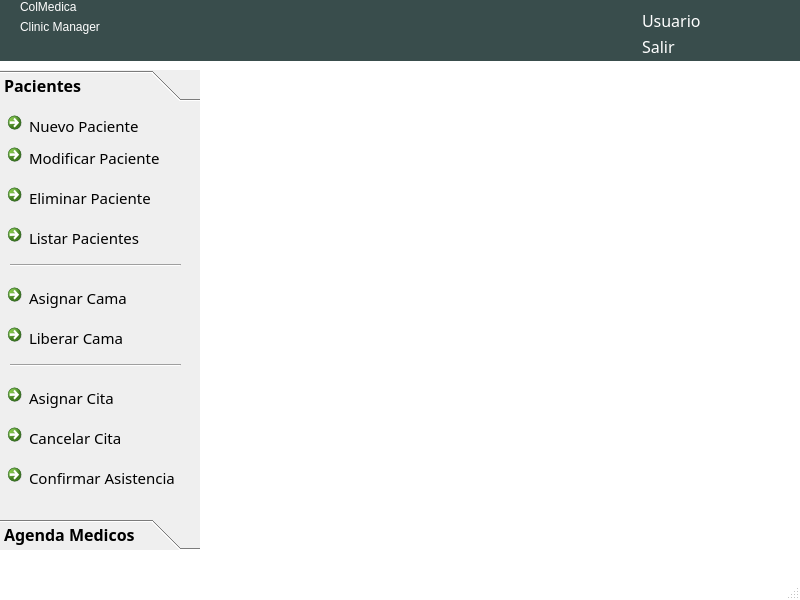
This is gui/enfermera_uis/MainWindowEnfermera.ui in BryanTabarez/ProyectoBD as Qt 5 draws it before an edit. The edited form follows.
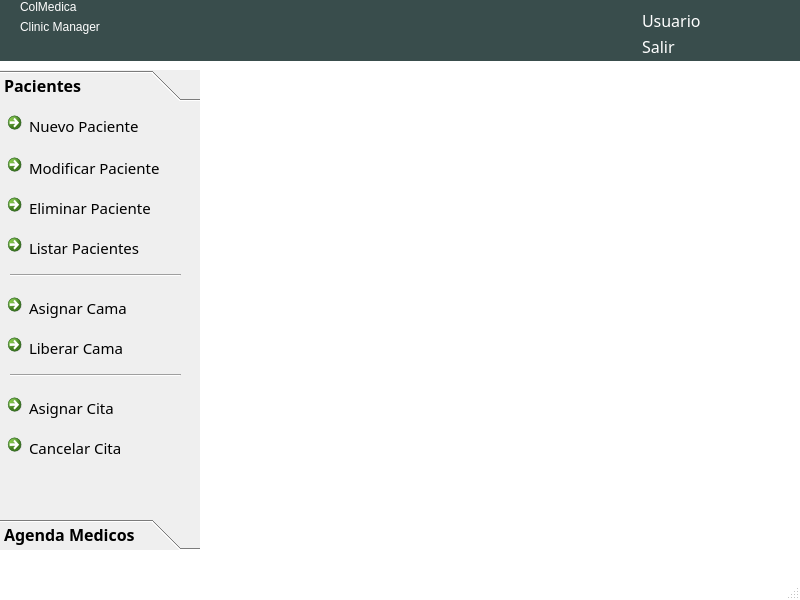
This is the edited form. Icons and pictures are not drawn.

What changed in the file:
```diff
--- a/gui/enfermera_uis/MainWindowEnfermera.ui
+++ b/gui/enfermera_uis/MainWindowEnfermera.ui
@@ -367,7 +367,7 @@
       <property name="geometry">
        <rect>
         <x>0</x>
-        <y>30</y>
+        <y>40</y>
         <width>181</width>
         <height>36</height>
        </rect>
@@ -387,7 +387,7 @@
       <property name="geometry">
        <rect>
         <x>0</x>
-        <y>70</y>
+        <y>80</y>
         <width>181</width>
         <height>36</height>
        </rect>
@@ -407,7 +407,7 @@
       <property name="geometry">
        <rect>
         <x>0</x>
-        <y>110</y>
+        <y>120</y>
         <width>181</width>
         <height>36</height>
        </rect>
@@ -427,7 +427,7 @@
       <property name="geometry">
        <rect>
         <x>0</x>
-        <y>170</y>
+        <y>180</y>
         <width>181</width>
         <height>36</height>
        </rect>
@@ -447,7 +447,7 @@
       <property name="geometry">
        <rect>
         <x>0</x>
-        <y>210</y>
+        <y>220</y>
         <width>181</width>
         <height>36</height>
        </rect>
@@ -467,7 +467,7 @@
       <property name="geometry">
        <rect>
         <x>0</x>
-        <y>310</y>
+        <y>320</y>
         <width>181</width>
         <height>36</height>
        </rect>
@@ -487,7 +487,7 @@
       <property name="geometry">
        <rect>
         <x>0</x>
-        <y>270</y>
+        <y>280</y>
         <width>181</width>
         <height>36</height>
        </rect>
@@ -507,7 +507,7 @@
       <property name="geometry">
        <rect>
         <x>10</x>
-        <y>150</y>
+        <y>160</y>
         <width>171</width>
         <height>16</height>
        </rect>
@@ -520,7 +520,7 @@
       <property name="geometry">
        <rect>
         <x>10</x>
-        <y>250</y>
+        <y>260</y>
         <width>171</width>
         <height>16</height>
        </rect>
@@ -529,26 +529,6 @@
        <enum>Qt::Horizontal</enum>
       </property>
      </widget>
-     <widget class="QCommandLinkButton" name="commandLinkButtonCancelarCita_2">
-      <property name="geometry">
-       <rect>
-        <x>0</x>
-        <y>350</y>
-        <width>181</width>
-        <height>36</height>
-       </rect>
-      </property>
-      <property name="font">
-       <font>
-        <pointsize>11</pointsize>
-        <weight>50</weight>
-        <bold>false</bold>
-       </font>
-      </property>
-      <property name="text">
-       <string>Confirmar Asistencia</string>
-      </property>
-     </widget>
     </widget>
     <widget class="QWidget" name="page_3">
      <property name="geometry">
```
